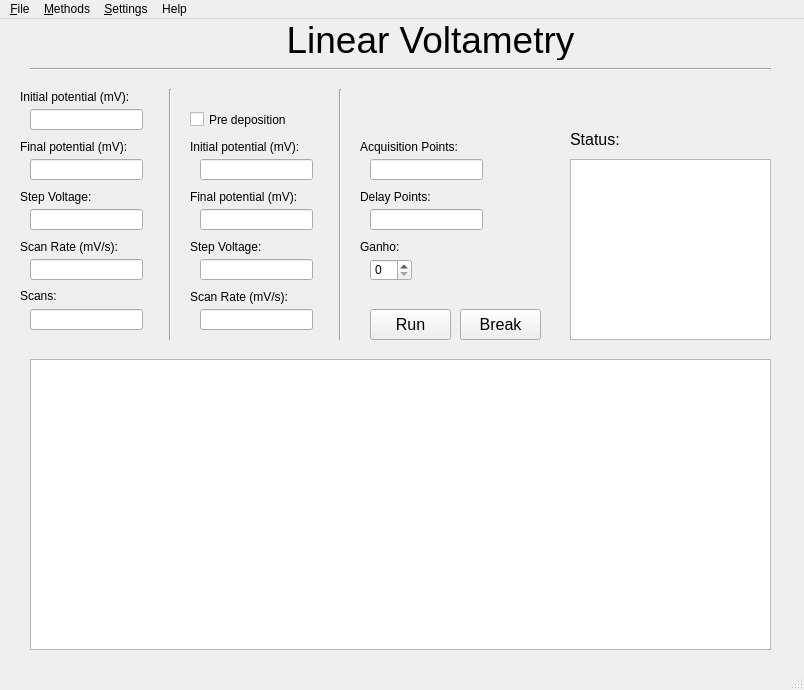
Before: the Qt Designer form Linear_window.ui in Gabriel-Gardin/PotenciosPi, drawn with Qt 5.
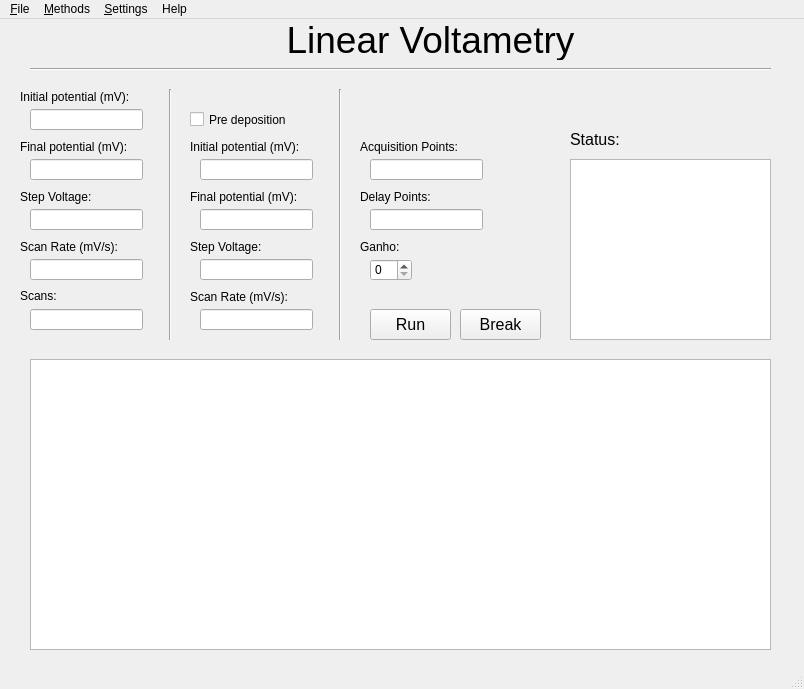
After: the same form once the commit is applied.

Commit message: Carregamento dos arquivos ui e troca entre janelas pronto

```diff
--- a/Linear_window.ui
+++ b/Linear_window.ui
@@ -7,7 +7,7 @@
     <x>0</x>
     <y>0</y>
     <width>804</width>
-    <height>690</height>
+    <height>689</height>
    </rect>
   </property>
   <property name="windowTitle">
```
Left out of the diff: 19 changed lines with no effect on the pictures. The commit also changes 3 other files.
